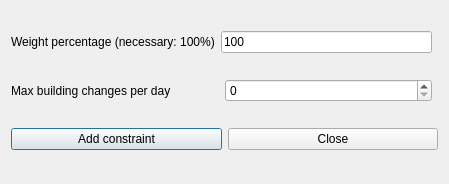
Old version of the form fet/src/interface/addconstraintteachersmaxbuildingchangesperrealdayform_template.ui in the repository vonmecheln/fet.
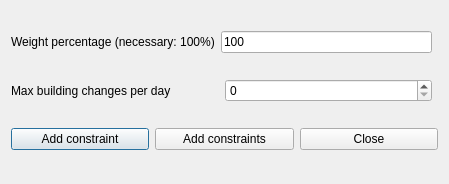
New version of the form.

```diff
--- a/fet/src/interface/addconstraintteachersmaxbuildingchangesperrealdayform_template.ui
+++ b/fet/src/interface/addconstraintteachersmaxbuildingchangesperrealdayform_template.ui
@@ -23,6 +23,13 @@
        </property>
       </widget>
      </item>
+     <item>
+      <widget class="QPushButton" name="addConstraintsPushButton">
+       <property name="text">
+        <string>Add constraints</string>
+       </property>
+      </widget>
+     </item>
      <item>
       <widget class="QPushButton" name="closePushButton">
        <property name="text">
```
